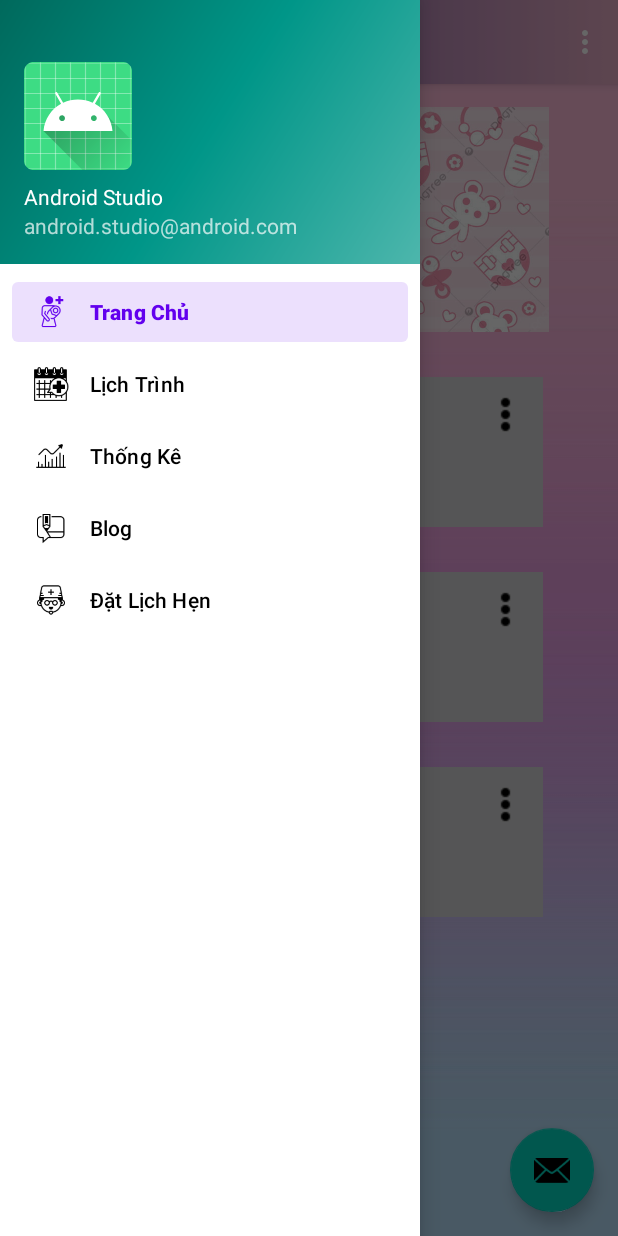
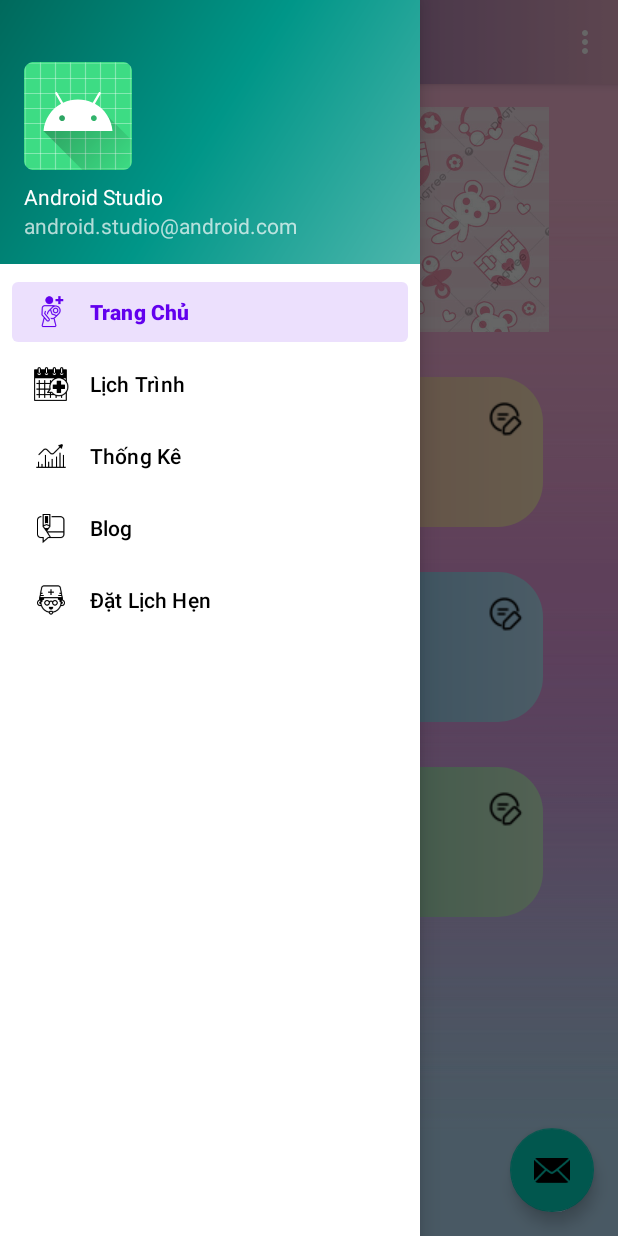
Before and after one commit to TruongMinhDev/Mom_Kid, an Android app: the screen it shows after launch (MainActivity), with the side drawer open, on a phone screen of 412 x 824 dp. Run offline under Robolectric (Android 15) with nearby library versions, the light colour scheme and no system bars; our stand-ins replace navigation-ui.

Commit message:
Update layout

```diff
--- a/app/src/main/java/com/example/momkid/ui/home/HomeFragment.java
+++ b/app/src/main/java/com/example/momkid/ui/home/HomeFragment.java
@@ -4,6 +4,7 @@ import android.os.Bundle;
 import android.view.LayoutInflater;
 import android.view.View;
 import android.view.ViewGroup;
+import android.widget.Button;
 import android.widget.TextView;
 
 import androidx.annotation.NonNull;
@@ -13,7 +14,6 @@ import androidx.lifecycle.ViewModelProvider;
 import com.example.momkid.databinding.FragmentHomeBinding;
 
 public class HomeFragment extends Fragment {
-
     private FragmentHomeBinding binding;
 
     public View onCreateView(@NonNull LayoutInflater inflater,
--- /dev/null
+++ b/app/src/main/res/drawable/layout_update1.xml
@@ -0,0 +1,6 @@
+<?xml version="1.0" encoding="utf-8"?>
+<shape xmlns:android="http://schemas.android.com/apk/res/android">
+    <corners android:radius="30dp"/>
+    <solid android:color="@color/cardview_light_background"/>
+    <gradient android:endColor="#FFE7BF" android:startColor="#FB9E9E"/>
+</shape>
--- /dev/null
+++ b/app/src/main/res/drawable/layout_update2.xml
@@ -0,0 +1,6 @@
+<?xml version="1.0" encoding="utf-8"?>
+<shape xmlns:android="http://schemas.android.com/apk/res/android" >
+    <corners android:radius="30dp"/>
+    <solid android:color="@color/cardview_light_background"/>
+    <gradient android:endColor="#BCE6FF" android:startColor="#53A6D8"/>
+</shape>
--- /dev/null
+++ b/app/src/main/res/drawable/layout_update3.xml
@@ -0,0 +1,6 @@
+<?xml version="1.0" encoding="utf-8"?>
+<shape xmlns:android="http://schemas.android.com/apk/res/android">
+    <corners android:radius="30dp"/>
+    <solid android:color="@color/cardview_light_background"/>
+    <gradient android:endColor="#CFF4D2" android:startColor="#56C596"/>
+</shape>
--- a/app/src/main/res/layout/fragment_home.xml
+++ b/app/src/main/res/layout/fragment_home.xml
@@ -31,9 +31,7 @@
         android:layout_marginTop="30dp"
         android:layout_marginRight="50dp"
         android:layout_marginBottom="30dp"
-        android:background="@drawable/layout_home1"
-        android:bottomLeftRadius="7dp"
-        android:bottomRightRadius="7dp"
+        android:background="@drawable/layout_update1"
         android:visibility="visible">
 
         <ImageView
@@ -67,11 +65,12 @@
         </LinearLayout>
 
         <ImageButton
-            android:id="@+id/btn_age_detail"
-            android:layout_width="50dp"
-            android:layout_height="50dp"
+            android:id="@+id/btn_age_update"
+            android:layout_width="30dp"
+            android:layout_height="35dp"
+            android:layout_margin="10dp"
             android:backgroundTint="#00FFFFFF"
-            android:src="@drawable/icons8_menu_vertical_30" />
+            android:src="@drawable/icons_edit" />
     </LinearLayout>
 
     <LinearLayout
@@ -81,7 +80,7 @@
         android:layout_marginLeft="50dp"
         android:layout_marginRight="50dp"
         android:layout_marginBottom="30dp"
-        android:background="@drawable/layout_home2"
+        android:background="@drawable/layout_update2"
         android:visibility="visible">
 
 
@@ -89,11 +88,11 @@
             android:id="@+id/btn_height"
             android:layout_width="20dp"
             android:layout_height="match_parent"
+            android:layout_margin="15dp"
             android:layout_weight="1"
             android:backgroundTint="#00FFFFFF"
             android:src="@drawable/icons8_height_64"
-            tools:layout_gravity="center"
-            android:layout_margin="15dp"/>
+            tools:layout_gravity="center" />
 
         <LinearLayout
             android:layout_width="110dp"
@@ -116,11 +115,12 @@
         </LinearLayout>
 
         <ImageButton
-            android:id="@+id/btn_height_detail"
-            android:layout_width="50dp"
-            android:layout_height="50dp"
+            android:id="@+id/btn_height_update"
+            android:layout_width="30dp"
+            android:layout_height="35dp"
+            android:layout_margin="10dp"
             android:backgroundTint="#00FFFFFF"
-            android:src="@drawable/icons8_menu_vertical_30" />
+            android:src="@drawable/icons_edit" />
     </LinearLayout>
 
 
@@ -131,7 +131,7 @@
         android:layout_marginLeft="50dp"
         android:layout_marginRight="50dp"
         android:layout_marginBottom="30dp"
-        android:background="@drawable/layout_home3">
+        android:background="@drawable/layout_update3">
 
         <ImageView
             android:id="@+id/btn_weight"
@@ -165,11 +165,12 @@
         </LinearLayout>
 
         <ImageButton
-            android:id="@+id/btn_weight_detail"
-            android:layout_width="50dp"
-            android:layout_height="50dp"
+            android:id="@+id/btn_weight_update"
+            android:layout_width="30dp"
+            android:layout_height="35dp"
+            android:layout_margin="10dp"
             android:backgroundTint="#00FFFFFF"
-            android:src="@drawable/icons8_menu_vertical_30" />
+            android:src="@drawable/icons_edit" />
     </LinearLayout>
 
 
```
Also changed, not shown: app/src/main/res/drawable/icons_edit.png (added).
